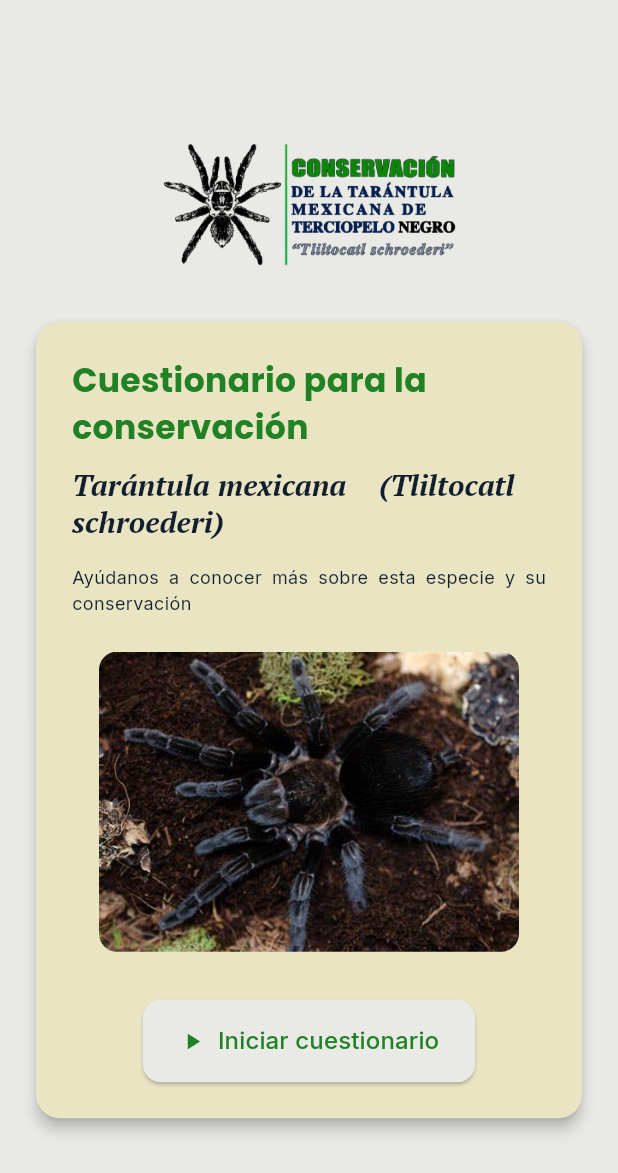
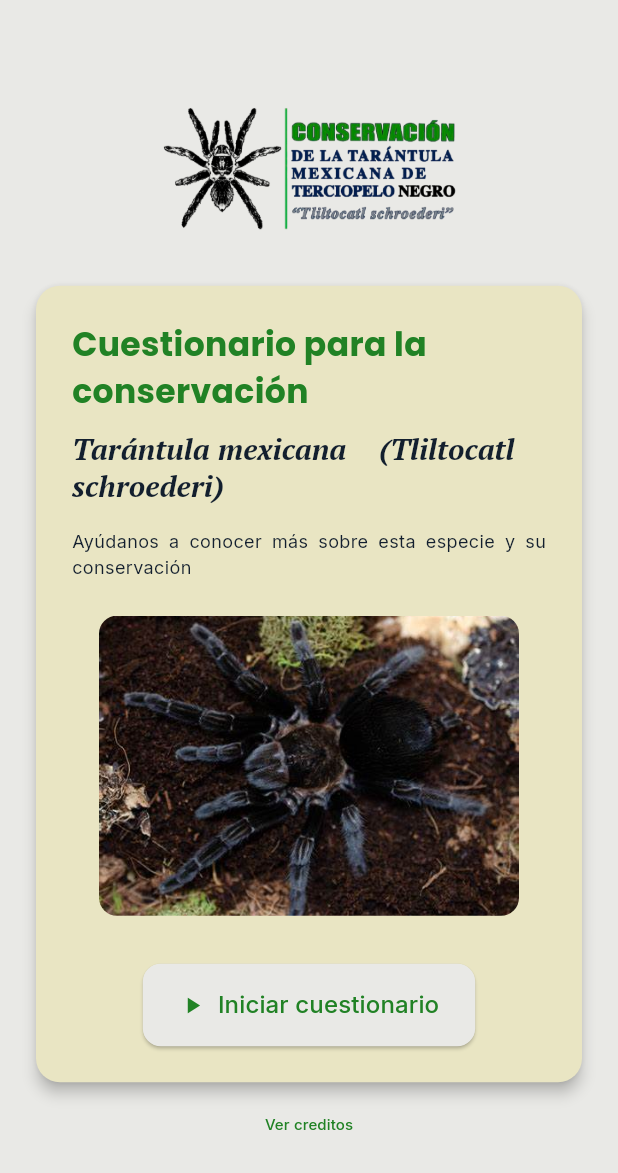
Before and after one commit to albertholto0/Encuesta-tarantula-aplicacion, a Flutter app: the screen it shows after launch, on a phone screen of 412 x 824 dp. Shown: the top 1173 px of the screen. Run offline on Flutter 3.47's test engine with Material 3 defaults, Android fonts, the phone set to English and light mode, and no system bars; our stand-ins replace google_fonts.

Commit message:
Se añadió el botón de creditos pero aún no funciona

```diff
--- a/lib/screens/home_screen.dart
+++ b/lib/screens/home_screen.dart
@@ -104,6 +104,10 @@ class _HomeScreenState extends State<HomeScreen> {
                   ),
                 ),
               ),
+              TextButton(
+                onPressed: () {},
+                child: Text("Ver creditos", style: TextStyle(fontSize: 10)),
+              ),
             ],
           ),
         ),
```
